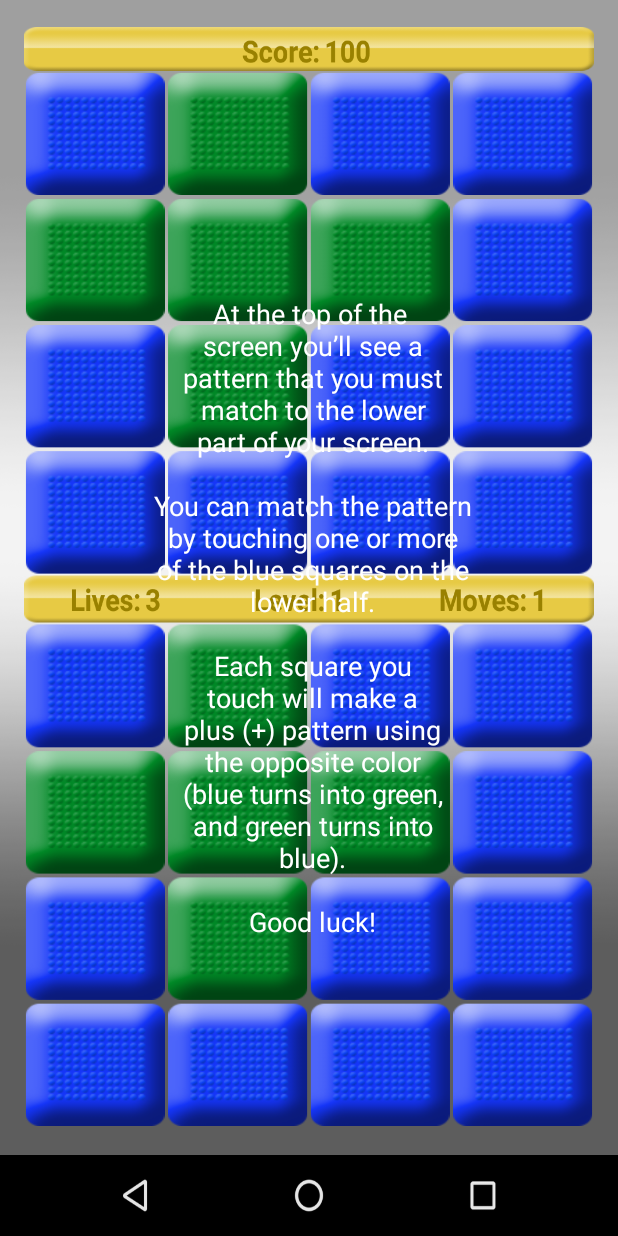
After one commit to djbidle/supercrazytiles, an Android app: the layout tutorial.xml on its own in the app's theme, with its tools: preview values and no code run, on a phone screen of 412 x 824 dp. The commit adds this screen. Run offline under Robolectric (Android 15) with nearby library versions, the phone set to English and light mode, and no system bars.

Commit message:
add tutorial view

```diff
--- /dev/null
+++ b/app/src/main/res/layout/tutorial.xml
@@ -0,0 +1,20 @@
+<?xml version="1.0" encoding="utf-8"?>
+<LinearLayout
+    xmlns:android="http://schemas.android.com/apk/res/android"
+    android:orientation="vertical"
+    android:layout_width="match_parent"
+    android:layout_height="match_parent"
+    android:background="@drawable/tutorial">
+
+    <TextView
+        android:layout_width="match_parent"
+        android:layout_height="match_parent"
+        android:layout_gravity="center"
+        android:gravity="center"
+        android:text="@string/tutorialText"
+        android:textColor="@color/white"
+        android:textSize="@dimen/activity_text_size"
+        />
+
+
+</LinearLayout>
--- a/app/src/main/res/values/colors.xml
+++ b/app/src/main/res/values/colors.xml
@@ -7,4 +7,5 @@
     <color name="game_play_text_color">#998100</color>
     <color name="scoreDisplay_text_color">#FF0000</color>
     <color name="scoreDisplay_shadow_color">#990000</color>
+    <color name="white">#FFFFFF</color>
 </resources>
--- a/app/src/main/res/values/strings.xml
+++ b/app/src/main/res/values/strings.xml
@@ -16,4 +16,24 @@
     <string name="successMatch">You have successfully matched the pattern</string>
     <string name="levelUp">You have leveled up</string>
     <string name="tutorialLabel">Tutorial</string>
+    <string name="tutorialText">At the top of the\n
+                                screen you’ll see a\n
+                                pattern that you must\n
+                                match to the lower\n
+                                part of your screen.\n
+                                \n
+                                You can match the pattern\n
+                                by touching one or more\n
+                                of the blue squares on the\n
+                                lower half.\n
+                                \n
+                                Each square you\n
+                                touch will make a\n
+                                plus (+) pattern using\n
+                                the opposite color\n
+                                (blue turns into green,\n
+                                and green turns into\n
+                                blue).\n
+                                \n
+                                Good luck!</string>
 </resources>
```
Also changed, not shown: app/src/main/res/drawable-nodpi/tutorial.png (added).
